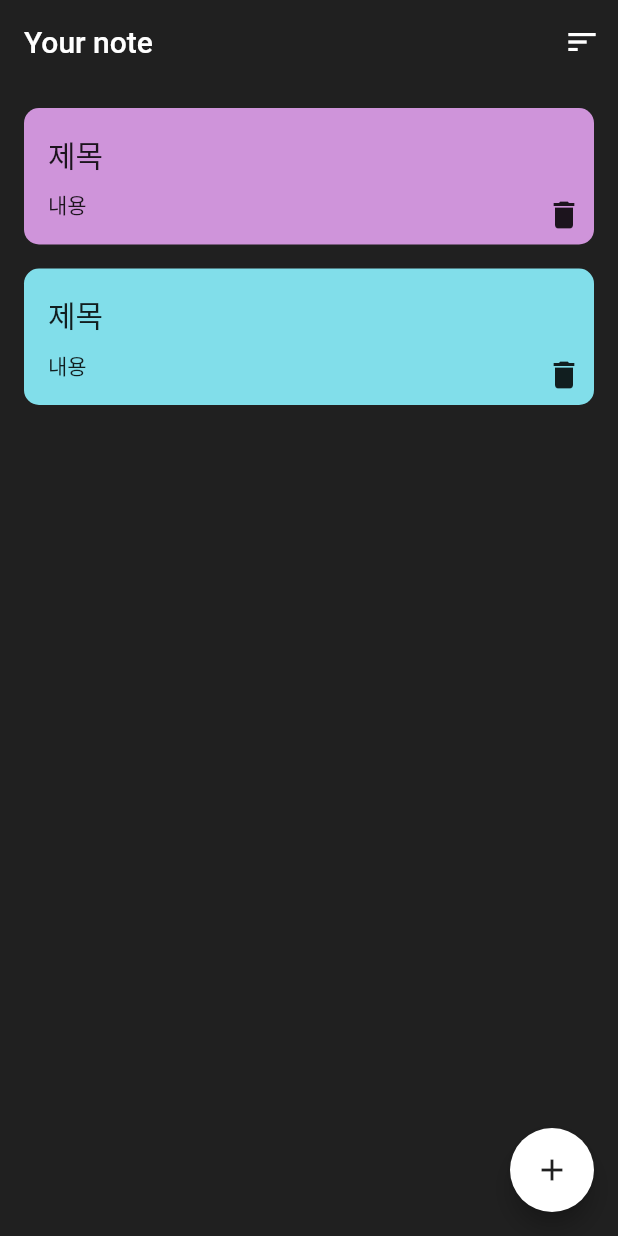
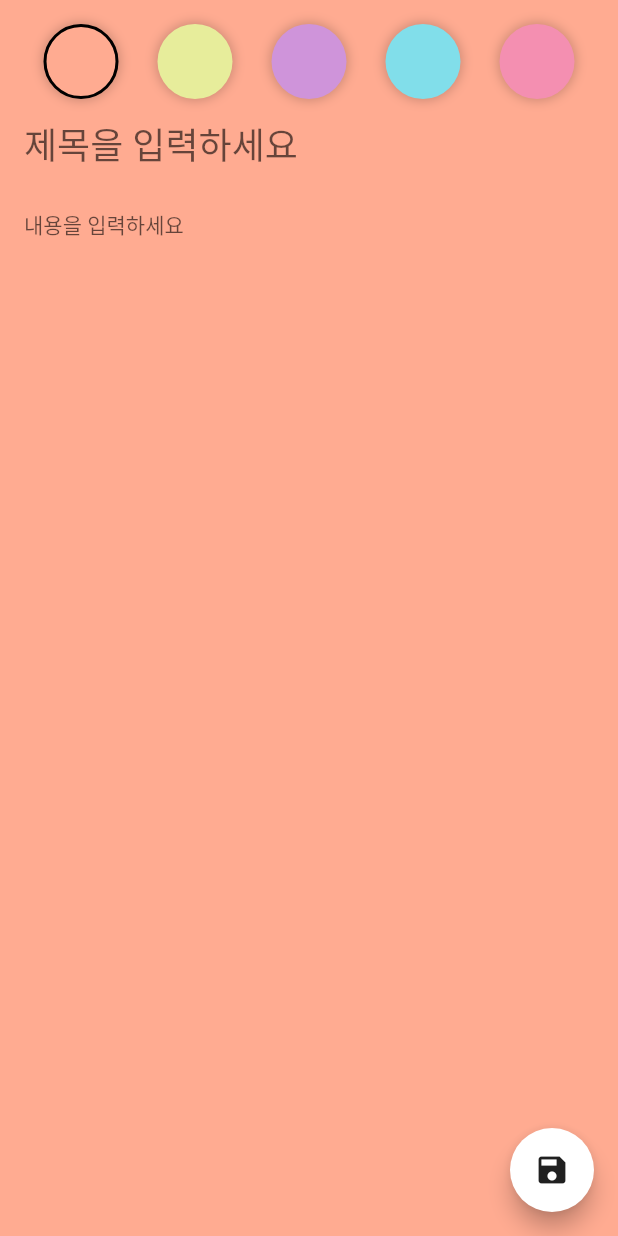
Before and after one commit to qwq140/flutter_note_app, a Flutter app: the screen it shows after launch, after a tap on the "add" icon, on a phone screen of 412 x 824 dp. Run offline on Flutter 3.47's test engine with Material 2 defaults, Android fonts, the phone set to English and light mode, and no system bars; our stand-ins replace freezed_annotation, sqflite; accounts and stored records are empty; generated files the repository leaves out were written again.

Commit message:
add_edit_note_screen ui done

```diff
--- /dev/null
+++ b/lib/presentation/add_edit_note/add_edit_note_screen.dart
@@ -0,0 +1,117 @@
+import 'package:flutter/material.dart';
+import 'package:note_app/ui/colors.dart';
+
+class AddEditNoteScreen extends StatefulWidget {
+  const AddEditNoteScreen({Key? key}) : super(key: key);
+
+  @override
+  State<AddEditNoteScreen> createState() => _AddEditNoteScreenState();
+}
+
+class _AddEditNoteScreenState extends State<AddEditNoteScreen> {
+  final List<Color> noteColors = [
+    roseBud,
+    primRose,
+    wisteria,
+    skyBlue,
+    illusion,
+  ];
+
+  Color _color = roseBud;
+
+  final TextEditingController _titleController = TextEditingController();
+  final TextEditingController _contentController = TextEditingController();
+
+  @override
+  void dispose() {
+    _titleController.dispose();
+    _contentController.dispose();
+    super.dispose();
+  }
+
+  @override
+  Widget build(BuildContext context) {
+    return Scaffold(
+      floatingActionButton: FloatingActionButton(
+        onPressed: () {},
+        child: const Icon(Icons.save),
+      ),
+      body: SafeArea(
+        child: AnimatedContainer(
+          padding: const EdgeInsets.all(16),
+          color: _color,
+          duration: const Duration(milliseconds: 500),
+          child: Column(
+            children: [
+              Row(
+                mainAxisAlignment: MainAxisAlignment.spaceAround,
+                children: noteColors
+                    .map(
+                      (color) => InkWell(
+                        onTap: () {
+                          _color = color;
+                          setState(() {});
+                        },
+                        child: _buildBackgroundColor(
+                          color: color,
+                          selected: _color == color,
+                        ),
+                      ),
+                    )
+                    .toList(),
+              ),
+              TextField(
+                maxLines: 1,
+                cursorColor: darkGray,
+                style: Theme.of(context)
+                    .textTheme
+                    .headline5!
+                    .copyWith(color: darkGray),
+                decoration: const InputDecoration(
+                  hintText: '제목을 입력하세요',
+                  border: InputBorder.none,
+                ),
+              ),
+              TextField(
+                maxLines: null,
+                cursorColor: darkGray,
+                style: Theme.of(context)
+                    .textTheme
+                    .bodyText1!
+                    .copyWith(color: darkGray),
+                decoration: const InputDecoration(
+                  hintText: '내용을 입력하세요',
+                  border: InputBorder.none,
+                ),
+              )
+            ],
+          ),
+        ),
+      ),
+    );
+  }
+
+  Widget _buildBackgroundColor({required Color color, required bool selected}) {
+    return Container(
+      width: 50,
+      height: 50,
+      decoration: BoxDecoration(
+        color: color,
+        shape: BoxShape.circle,
+        boxShadow: [
+          BoxShadow(
+            color: Colors.black.withOpacity(0.2),
+            blurRadius: 6,
+            spreadRadius: 1,
+          ),
+        ],
+        border: selected
+            ? Border.all(
+                color: Colors.black,
+                width: 2,
+              )
+            : null,
+      ),
+    );
+  }
+}
--- a/lib/presentation/notes/notes_screen.dart
+++ b/lib/presentation/notes/notes_screen.dart
@@ -1,5 +1,6 @@
 import 'package:flutter/material.dart';
 import 'package:note_app/domain/model/note.dart';
+import 'package:note_app/presentation/add_edit_note/add_edit_note_screen.dart';
 import 'package:note_app/presentation/notes/components/note_item.dart';
 import 'package:note_app/ui/colors.dart';
 
@@ -19,7 +20,14 @@ class NotesScreen extends StatelessWidget {
         ],
       ),
       floatingActionButton: FloatingActionButton(
-        onPressed: () {},
+        onPressed: () {
+          Navigator.push(
+            context,
+            MaterialPageRoute(
+              builder: (context) => const AddEditNoteScreen(),
+            ),
+          );
+        },
         child: const Icon(Icons.add),
       ),
       body: Padding(
--- a/lib/ui/colors.dart
+++ b/lib/ui/colors.dart
@@ -1,7 +1,7 @@
 import 'dart:ui';
 
 const roseBud = Color(0xFFFFAB91);
-const primRosw = Color(0xFFE7ED9B);
+const primRose = Color(0xFFE7ED9B);
 const wisteria = Color(0xFFCF94DA);
 const skyBlue = Color(0xFF81DEEA);
 const illusion = Color(0xFFF48FB1);
```
